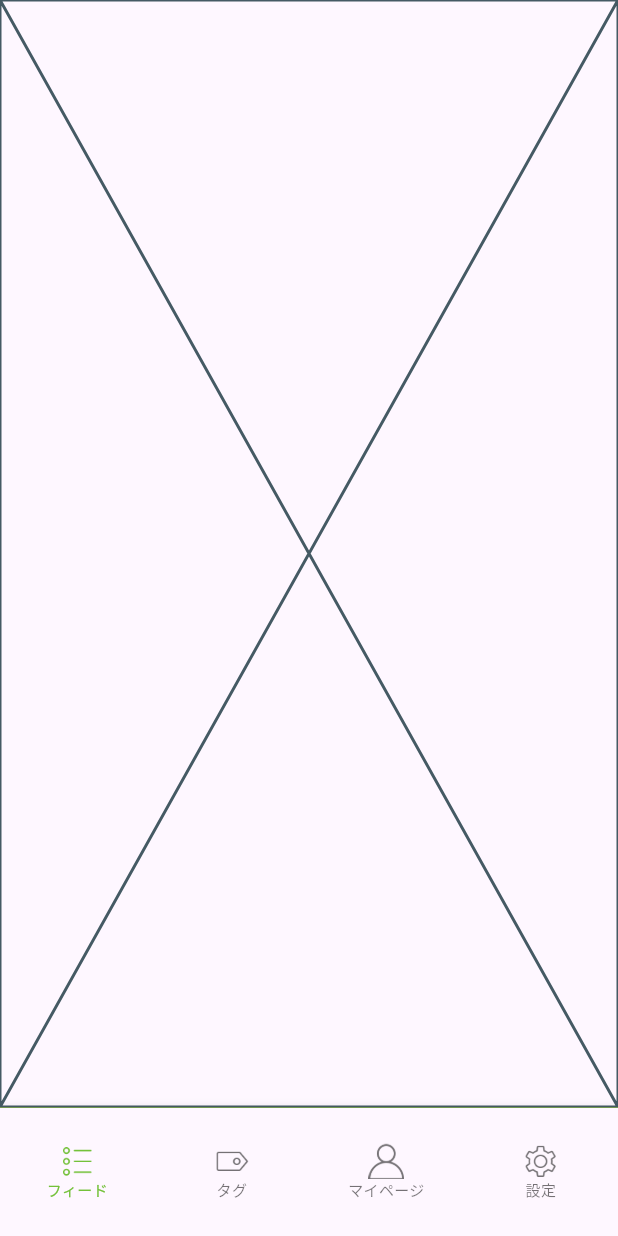
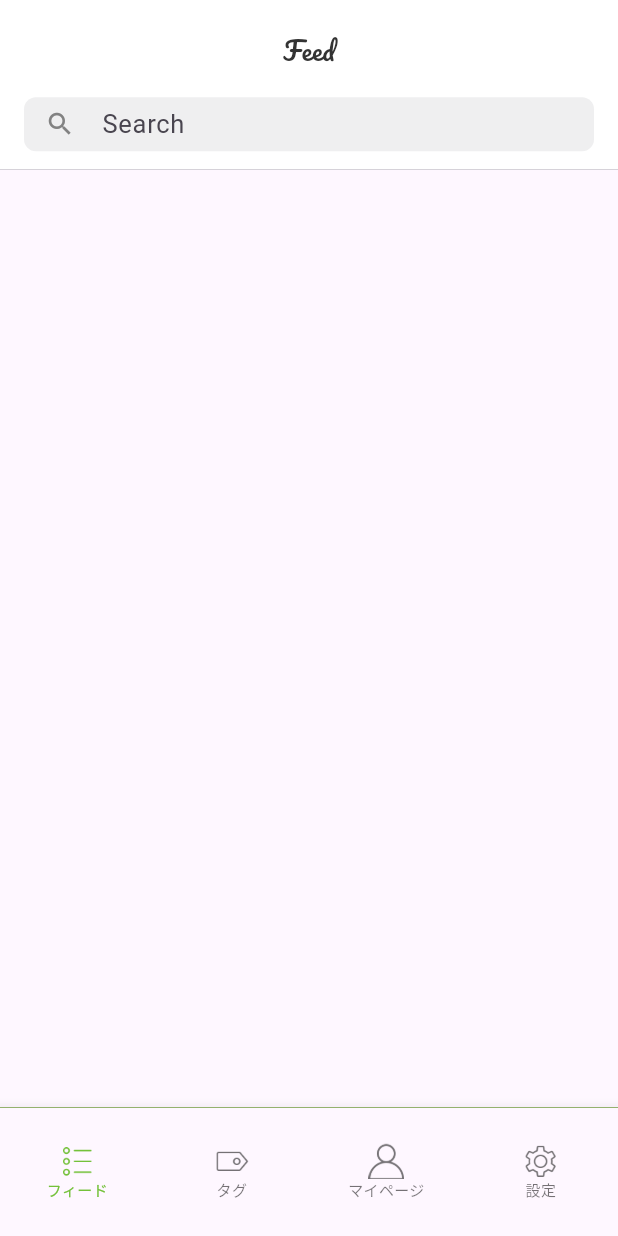
Before and after one commit to shinonome-inc/mobile_erina_basic_flutter, a Flutter app: the screen it shows after launch, after a tap on "ログイン", on a phone screen of 412 x 824 dp. Run offline on Flutter 3.47's test engine with Material 3 defaults, Android fonts, the phone set to English and light mode, and no system bars; network calls fail.

Commit message:
feedページ

```diff
--- a/qiita_app/lib/main.dart
+++ b/qiita_app/lib/main.dart
@@ -1,5 +1,5 @@
 import 'package:flutter/material.dart';
-import 'package:qiita_app/src/pages/top_pages.dart'; // top_pages.dart ファイルをインポート
+import 'package:qiita_app/src/pages/top_page.dart'; //ファイルをインポート
 
 void main() {
   runApp(const MyApp());
--- a/qiita_app/lib/src/bottom_nvigation.dart
+++ b/qiita_app/lib/src/bottom_nvigation.dart
@@ -1,6 +1,6 @@
 import 'package:flutter/material.dart';
 import 'package:qiita_app/src/constants/app_colors.dart';
-import 'package:qiita_app/src/pages/feed.dart';
+import 'package:qiita_app/src/pages/feedpage/feed.dart';
 import 'package:qiita_app/src/pages/mypage.dart';
 import 'package:qiita_app/src/pages/setting.dart';
 import 'package:qiita_app/src/pages/tag.dart';
--- a/qiita_app/lib/src/constants/app_colors.dart
+++ b/qiita_app/lib/src/constants/app_colors.dart
@@ -4,4 +4,9 @@ class AppColors {
   static const Color white = Color(0xFFFFFFFF);
   static const Color green = Color(0xFF468300);
   static const Color lightgreen = Color.fromRGBO(116, 193, 58, 1);
+  static const Color backgroundColor = Color.fromRGBO(255, 255, 255, 1);
+  static const Color black = Color.fromRGBO(51, 51, 51, 1);
+  static const Color secondary = Color.fromRGBO(130, 130, 130, 1);
+  static const Color gray = Color.fromRGBO(118, 118, 128, 0.12);
+  static const Color divider = Color(0xFFE0E0E0);
 }
--- /dev/null
+++ b/qiita_app/lib/src/constants/app_text_style.dart
@@ -0,0 +1,20 @@
+import 'package:flutter/material.dart';
+import 'package:qiita_app/src/constants/app_colors.dart';
+
+class AppTextStyles {
+  static const TextStyle apptitle = TextStyle(
+    fontFamily: 'Pacifico',
+    fontSize: 17,
+    color: AppColors.black,
+  );
+  static const TextStyle h2BasicBlack = TextStyle(
+    fontSize: 14,
+    fontWeight: FontWeight.w500,
+    color: AppColors.black,
+  );
+  static const TextStyle h3BasicSecondary = TextStyle(
+    fontSize: 12,
+    color: AppColors.secondary,
+    fontWeight: FontWeight.w500,
+  );
+}
--- /dev/null
+++ b/qiita_app/lib/src/constants/urls.dart
@@ -0,0 +1,3 @@
+class Urls {
+  static const String qiitaBaseUrl = "https://qiita.com/api/v2";
+}
--- /dev/null
+++ b/qiita_app/lib/src/models/article.dart
@@ -0,0 +1,37 @@
+import 'package:intl/intl.dart'; //日付フォーマット機能をインポート
+
+class Article {
+  //記事のプロパティを定義
+  final String title;
+  final String userIconUrl;
+  final String userName;
+  final String postedDate;
+  final int likesCount;
+  final String url;
+
+  //コンストラクタ（テストなどで直接オブジェクトを作成する場合に使用）
+  Article({
+    required this.title,
+    required this.userIconUrl,
+    required this.userName,
+    required this.postedDate,
+    required this.likesCount,
+    required this.url,
+  });
+
+  // JSONデータからArticleオブジェクトを作成するファクトリーコンストラクタ
+  factory Article.fromJson(Map<String, dynamic> json) {
+    final DateFormat formatter = DateFormat('yyyy/MM/dd');
+    final DateTime dateTime = DateTime.parse(json['created_at']);
+    final String formattedDate = formatter.format(dateTime);
+    //抽出したデータを使用してArticleオブジェクトを作成
+    return Article(
+      title: json['title'] as String,
+      userIconUrl: json['user']['profile_image_url'],
+      userName: json['user']['id'] as String,
+      postedDate: formattedDate,
+      likesCount: json['likes_count'] ?? 0,
+      url: json['url'] as String,
+    );
+  }
+}
--- a/qiita_app/lib/src/pages/feed.dart
+++ /dev/null
@@ -1,10 +0,0 @@
-import 'package:flutter/cupertino.dart';
-
-class Feed extends StatelessWidget {
-  const Feed({super.key});
-
-  @override
-  Widget build(BuildContext context) {
-    return const Placeholder();
-  }
-}
--- /dev/null
+++ b/qiita_app/lib/src/pages/feedpage/app_title.dart
@@ -0,0 +1,65 @@
+import 'package:flutter/material.dart';
+import 'package:qiita_app/src/constants/app_colors.dart';
+import 'package:qiita_app/src/pages/feedpage/searchbar.dart';
+
+import '../../constants/app_text_style.dart';
+
+class AppTitle extends StatelessWidget implements PreferredSizeWidget {
+  final String title;
+  final TextStyle? style;
+  final Color backgroundColor;
+  final double dividerHeight;
+  final bool showBottomDivider; //リストアイテムの下部に区切り線
+  final bool showSearchBar;
+
+  const AppTitle({
+    super.key,
+    required this.title,
+    this.style,
+    this.backgroundColor = AppColors.backgroundColor,
+    this.dividerHeight = 1.0,
+    this.showBottomDivider = true,
+    this.showSearchBar = false,
+  });
+
+  @override
+  Widget build(BuildContext context) {
+    final Color dividerColor = Theme.of(context).dividerColor;
+    return SafeArea(
+      // SafeArea を追加
+      child: Container(
+        height: 114,
+        padding: const EdgeInsets.symmetric(horizontal: 16.0),
+        decoration: BoxDecoration(
+          color: backgroundColor,
+          border: showBottomDivider
+              ? Border(
+                  bottom: BorderSide(color: dividerColor, width: 0.2),
+                )
+              : null,
+        ),
+        child: Column(
+          mainAxisAlignment: MainAxisAlignment.center,
+          children: [
+            const SizedBox(height: 11),
+            Text(
+              title,
+              style: style ?? AppTextStyles.apptitle,
+            ),
+            const SizedBox(height: 19),
+            if (showSearchBar) const SearchBarWithIcon(),
+            if (showBottomDivider) SizedBox(height: dividerHeight),
+          ],
+        ),
+      ),
+    );
+  }
+
+  @override
+  Size get preferredSize {
+    double height = kToolbarHeight; // 基本高さ
+    if (showSearchBar) height += 56.0; // SearchBar の高さ追加
+    if (showBottomDivider) height += dividerHeight; // Divider の高さ追加
+    return Size.fromHeight(height);
+  }
+}
--- /dev/null
+++ b/qiita_app/lib/src/pages/feedpage/article_data.dart
@@ -0,0 +1,51 @@
+import 'dart:convert';
+
+import 'package:flutter/material.dart';
+import 'package:http/http.dart' as http;
+import 'package:qiita_app/src/models/article.dart';
+
+import '../../constants/urls.dart';
+
+//エラーをしたときのメッセージ
+class QiitaRepository {
+  static String _exceptionMessage(int statusCode) {
+    debugPrint('Status code: $statusCode');
+    switch (statusCode) {
+      case 400:
+        return 'Bad request. Please check the request format and try again.';
+      case 401:
+        return 'Unauthorized. You might not have permission to access the data.';
+      case 403:
+        return 'Forbidden. Access to the requested resource is denied.';
+      case 404:
+        return 'Not found. The requested resource could not be found.';
+      case 500:
+        return 'Internal Server Error. Please try again later.';
+      default:
+        return 'Failed to make request.';
+    }
+  }
+
+  static Future<List<Article>> fetchQiitaItems() async {
+    final url = Uri.parse('${Urls.qiitaBaseUrl}/items');
+    try {
+      final response = await http.get(url);
+
+      if (response.statusCode == 200) {
+        final List<dynamic> jsonResponse = jsonDecode(response.body);
+        print(jsonResponse
+            .map((data) => Article.fromJson(data))
+            .toList()
+            .first
+            .url);
+        return jsonResponse.map((data) => Article.fromJson(data)).toList();
+      } else {
+        // ステータスコードに応じたエラーメッセージを設定
+        throw Exception(_exceptionMessage(response.statusCode));
+      }
+    } catch (e) {
+      // 例外が発生した場合のエラーハンドリング
+      throw Exception('Failed to load Qiita items: $e');
+    }
+  }
+}
--- /dev/null
+++ b/qiita_app/lib/src/pages/feedpage/feed.dart
@@ -0,0 +1,51 @@
+import 'package:flutter/material.dart';
+
+import '../../models/article.dart';
+import 'app_title.dart';
+import 'article_container.dart';
+import 'article_data.dart';
+
+class Feed extends StatefulWidget {
+  const Feed({super.key});
+
+  @override
+  State<Feed> createState() => _FeedPageState();
+}
+
+class _FeedPageState extends State<Feed> {
+  @override
+  void initState() {
+    super.initState();
+    fetchArticles();
+  }
+
+  List<Article> articles = [];
+
+  void fetchArticles() async {
+    // QiitaRepositoryから記事データを非同期で取得
+    List<Article> fetchedArticles = await QiitaRepository.fetchQiitaItems();
+    // 取得した記事データをステートにセット
+    setState(() {
+      articles = fetchedArticles;
+    });
+  }
+
+  @override
+  Widget build(BuildContext context) {
+    return Scaffold(
+      appBar: const AppTitle(
+        title: 'Feed',
+        showSearchBar: true,
+        showBottomDivider: true,
+      ),
+      body: ListView.builder(
+        itemCount: articles.length,
+        itemBuilder: (context, index) {
+          return ArticleContainer(
+            article: articles[index],
+          );
+        },
+      ),
+    );
+  }
+}
--- /dev/null
+++ b/qiita_app/lib/src/pages/feedpage/searchbar.dart
@@ -0,0 +1,38 @@
+import 'package:flutter/material.dart';
+import 'package:qiita_app/src/constants/app_colors.dart';
+
+class SearchBarWithIcon extends StatelessWidget {
+  const SearchBarWithIcon({
+    super.key,
+  });
+
+  @override
+  Widget build(BuildContext context) {
+    return SizedBox(
+      height: 36,
+      child: TextField(
+        decoration: InputDecoration(
+          hintText: 'Search',
+          hintStyle: const TextStyle(
+            fontSize: 17,
+          ),
+          fillColor: AppColors.gray,
+          filled: true,
+          prefixIcon: const Padding(
+            padding: EdgeInsets.zero,
+            child: Icon(
+              Icons.search,
+              color: AppColors.secondary,
+              size: 20,
+            ),
+          ),
+          border: OutlineInputBorder(
+            borderRadius: BorderRadius.circular(8.0),
+            borderSide: BorderSide.none,
+          ),
+          contentPadding: const EdgeInsets.symmetric(vertical: 0),
+        ),
+      ),
+    );
+  }
+}
```
Also changed, not shown: qiita_app/lib/api/api.dart (deleted, +0 -52 lines), qiita_app/lib/src/pages/feedpage/article_container.dart (added, +73 -0 lines), qiita_app/lib/src/pages/top_page.dart (renamed from qiita_app/lib/src/pages/top_pages.dart).
